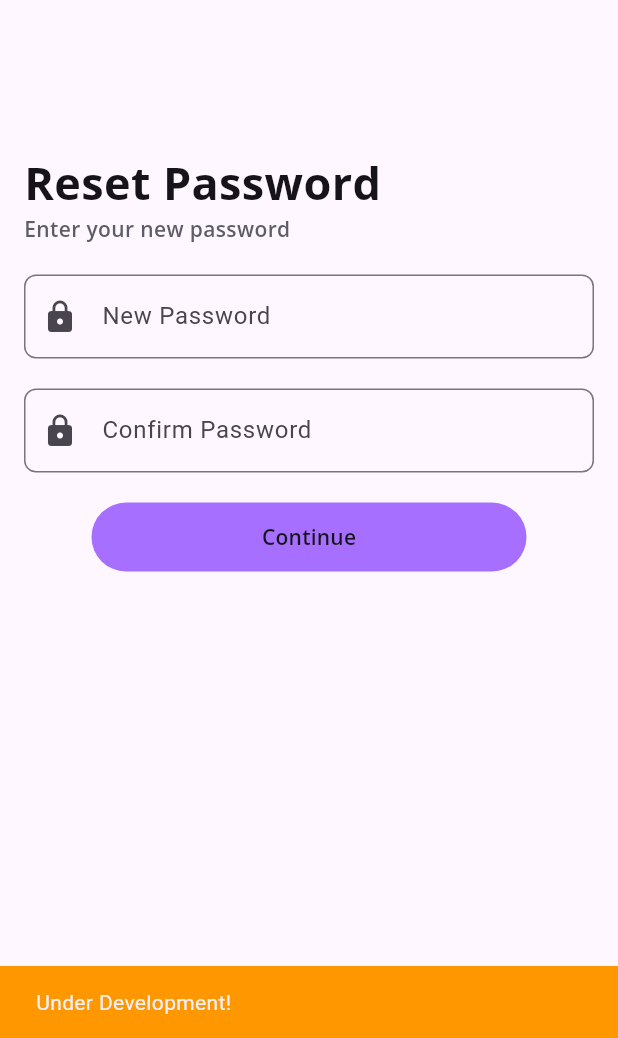
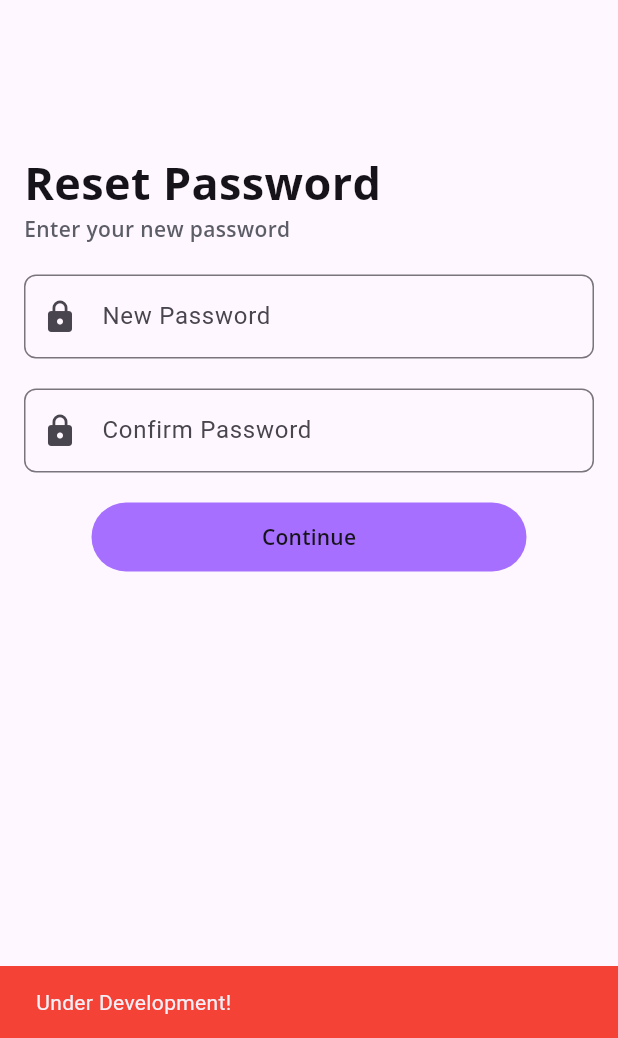
Before and after one commit to riyad-from-space/Connect, a Flutter app: the ResetPasswordScreen screen opened directly, after a tap on "Continue", on a phone screen of 412 x 824 dp, the part 198-1236 px from its top. Run offline on Flutter 3.47's test engine with Material 3 defaults, Android fonts, the phone set to English and light mode, and no system bars; our stand-ins replace cloud_firestore, firebase_auth, firebase_core, flutter_riverpod, google_fonts, pin_code_fields and 1 more; accounts and stored records are empty.

```diff
--- a/lib/core/widgets/buttons/submit_button.dart
+++ b/lib/core/widgets/buttons/submit_button.dart
@@ -35,7 +35,7 @@ class _SubmitButtonState extends State<SubmitButton> {
           ScaffoldMessenger.of(context).showSnackBar(
             SnackBar(
               content: Text(widget.message),
-              backgroundColor: Colors.orange,
+              backgroundColor: Colors.red,
             ),
           );
 
--- a/lib/features/auth/view/screens/reset_password_screen.dart
+++ b/lib/features/auth/view/screens/reset_password_screen.dart
@@ -129,7 +129,7 @@ class ResetPasswordScreen extends ConsumerWidget {
                         ScaffoldMessenger.of(context).showSnackBar(
                           const SnackBar(
                             content: Text('Under Development!'),
-                            backgroundColor: Colors.orange,
+                            backgroundColor: Colors.red,
                           ),
                         );
                       },
--- a/lib/features/auth/view/screens/sign_screens/signup_screen.dart
+++ b/lib/features/auth/view/screens/sign_screens/signup_screen.dart
@@ -163,7 +163,7 @@ class SignupScreen extends ConsumerWidget {
                               ScaffoldMessenger.of(context).showSnackBar(
                                 const SnackBar(
                                   content: Text('Please fix the errors in the form.'),
-                                  backgroundColor: Colors.orange,
+                                  backgroundColor: Colors.red,
                                 ),
                               );
                             }
--- a/lib/features/home/view/home_screen.dart
+++ b/lib/features/home/view/home_screen.dart
@@ -275,7 +275,9 @@ class Home extends ConsumerWidget {
                                                                     .read(blogPostViewModelProvider.notifier)
                                                                     .deleteBlogPost(blogs[index].id);
                                                                 ScaffoldMessenger.of(context).showSnackBar(
-                                                                  SnackBar(content: Text('Blog deleted!')),
+                                                                  SnackBar(
+                                                                      backgroundColor: Colors.red,
+                                                                      content: Text('Blog deleted!')),
                                                                 );
                                                                 Navigator.pop(context);
                                                               },
--- a/lib/features/user_profile/view/user_profile_screen.dart
+++ b/lib/features/user_profile/view/user_profile_screen.dart
@@ -233,7 +233,7 @@ class _MyProfileState extends State<MyProfile> {
                     ScaffoldMessenger.of(context).showSnackBar(
                       const SnackBar(
                         content: Text('Logged Out!'),
-                        backgroundColor: Colors.orange,
+                        backgroundColor: Colors.red,
                       ),
                     );
                   },
```
